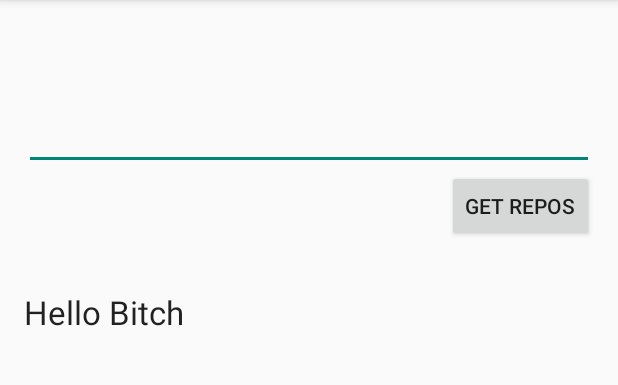
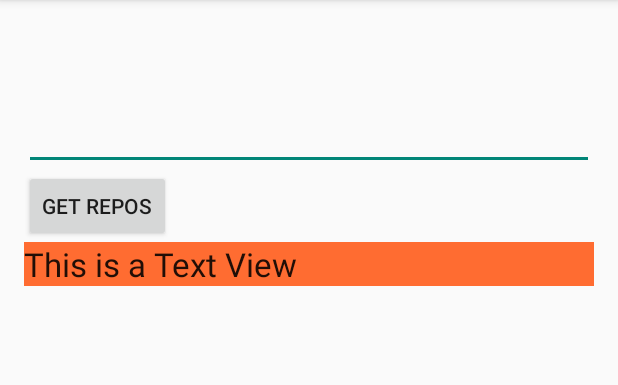
Before and after one commit to moaazkhan/githubrepos, an Android app: the screen it shows after launch (MainActivity), after a tap on "GET REPOS", on a phone screen of 412 x 824 dp, the part 84-469 px from its top. Run offline under Robolectric (Android 15) with nearby library versions, the phone set to English and light mode, and no system bars; libraries missing offline, so code that uses them is left out: com.loopj.android; 1 statement that could not run was skipped.

Commit message:
Task 1 complete

```diff
--- a/app/src/main/java/com/githubrepos/githubrepos/MainActivity.java
+++ b/app/src/main/java/com/githubrepos/githubrepos/MainActivity.java
@@ -4,8 +4,9 @@ import android.app.Activity;
 import android.os.Bundle;
 import android.text.TextUtils;
 import android.view.View;
-import android.widget.Button;
+import android.view.View.OnClickListener;
 import android.widget.EditText;
+import android.widget.LinearLayout;
 import android.widget.TextView;
 import android.widget.Toast;
 
@@ -18,7 +19,7 @@ import org.json.JSONObject;
 
 import java.util.ArrayList;
 
-public class MainActivity extends Activity {
+public class MainActivity extends Activity implements OnClickListener{
    static int n=0;
     ArrayList<String> mylist = new ArrayList<String>();
     @Override
@@ -26,22 +27,44 @@ public class MainActivity extends Activity {
         super.onCreate(savedInstanceState);
         setContentView(R.layout.activity_main);
         final String ed1;
-        final Button button = (Button) findViewById(R.id.button);
+
+        View button = findViewById(R.id.button);
+        button.setOnClickListener(this);
+
         final EditText edit = (EditText) findViewById(R.id.editText);
-        final TextView ans = (TextView) findViewById(R.id.textView);
-       final String owner ;
+        final TextView ans = (TextView) findViewById(R.id.textView1);
+        final String owner;
 
-        final String[] nu1 = {"1:","2:","3:","4:"};
+        }
 
 
-        button.setOnClickListener(new View.OnClickListener() {
-            @Override
+
             public void onClick(View view) {
 
+                switch (view.getId()) {
+                    case R.id.button:
+                        //Get References to the TextView
+
+                        final EditText edit = (EditText) findViewById(R.id.editText);
                         String a = edit.getText().toString();
                         String path = "/users/" + a + "/repos";
 
                         Toast.makeText(getApplicationContext(), path, Toast.LENGTH_SHORT).show();
+
+
+                        LinearLayout hiddenLayout = (LinearLayout) findViewById(R.id.hiddenLayout);
+                        if (hiddenLayout == null) {
+                            //Inflate the Hidden Layout Information View
+                            LinearLayout myLayout = (LinearLayout) findViewById(R.id.linearLayout2);
+                            View hiddenInfo = getLayoutInflater().inflate(R.layout.hidden, myLayout, false);
+                            myLayout.addView(hiddenInfo);
+                        }
+                        final TextView ans = (TextView) findViewById(R.id.textView1);
+
+
+
+
+
 
                         APIClient.get(path, null, new JsonHttpResponseHandler() {
                             // GET doesnt need params
@@ -75,26 +98,46 @@ public class MainActivity extends Activity {
                                     mylist.add(name); //this adds an element to the list.
 
 
-
                                 }
                                 String x = TextUtils.join("\n", mylist);
 
                                 ans.setText(x);
+
+                                mylist = new ArrayList<String>();
                             }
 
                             @Override
-                    public void onFailure(int statusCode, Header[] headers, String responseString, Throwable throwable) {
-                        ans.setText("Error:\n\n" + responseString);
-
-
-                    }
-                });
-
-            }
-        });
+                          //  public void onFailure(int statusCode, Header[] headers, String responseString, Throwable throwable) {
+                                public void onFailure(int statusCode, Header[] headers, Throwable throwable, JSONObject error){
+                                ans.setText("Error:\n\n" + error);
 
 
                             }
 
+                        });
+
+
+
+
+
+
+
+
+
+
+
+
+
+
+
+
 
                 }
+            }
+
+
+
+
+
+
+}
--- a/app/src/main/res/layout/activity_main.xml
+++ b/app/src/main/res/layout/activity_main.xml
@@ -1,9 +1,10 @@
-<RelativeLayout xmlns:android="http://schemas.android.com/apk/res/android"
+<LinearLayout xmlns:android="http://schemas.android.com/apk/res/android"
     xmlns:tools="http://schemas.android.com/tools" android:layout_width="match_parent"
     android:layout_height="match_parent" android:paddingLeft="@dimen/activity_horizontal_margin"
     android:paddingRight="@dimen/activity_horizontal_margin"
     android:paddingTop="@dimen/activity_vertical_margin"
-    android:paddingBottom="@dimen/activity_vertical_margin" tools:context=".MainActivity">
+    android:paddingBottom="@dimen/activity_vertical_margin" tools:context=".MainActivity"
+    android:orientation="vertical">
 
     <EditText
         android:layout_width="fill_parent"
@@ -22,16 +23,7 @@
         android:layout_alignRight="@+id/editText"
         android:layout_alignEnd="@+id/editText" />
 
-    <TextView
-        android:layout_width="fill_parent"
-        android:layout_height="match_parent"
-        android:textAppearance="?android:attr/textAppearanceLarge"
-        android:id="@+id/textView"
-        android:layout_below="@+id/button"
-        android:layout_alignParentLeft="true"
-        android:layout_alignParentStart="true"
-        android:layout_marginTop="32dp"
-        android:layout_marginBottom="35dp"
-        android:layout_alignParentEnd="false"
-        android:text="Hello Bitch" />
-</RelativeLayout>
+    <LinearLayout android:id="@+id/linearLayout2" android:layout_height="wrap_content"
+        android:layout_width="match_parent" android:orientation="vertical">
+    </LinearLayout>
+</LinearLayout>
--- /dev/null
+++ b/app/src/main/res/layout/hidden.xml
@@ -0,0 +1,13 @@
+<?xml version="1.0" encoding="utf-8"?>
+<LinearLayout xmlns:android="http://schemas.android.com/apk/res/android"
+    android:orientation="vertical" android:layout_width="match_parent"
+    android:layout_height="match_parent" android:id="@+id/hiddenLayout"
+    android:weightSum="1"
+    android:background="#ffff6c31">
+    <TextView android:textAppearance="?android:attr/textAppearanceLarge"
+        android:text="This is a Text View" android:layout_height="wrap_content"
+        android:id="@+id/textView1" android:layout_width="match_parent"
+        android:layout_weight="0.25" />
+
+
+</LinearLayout>
```
Lines whose indentation alone changed are shown as unchanged.
